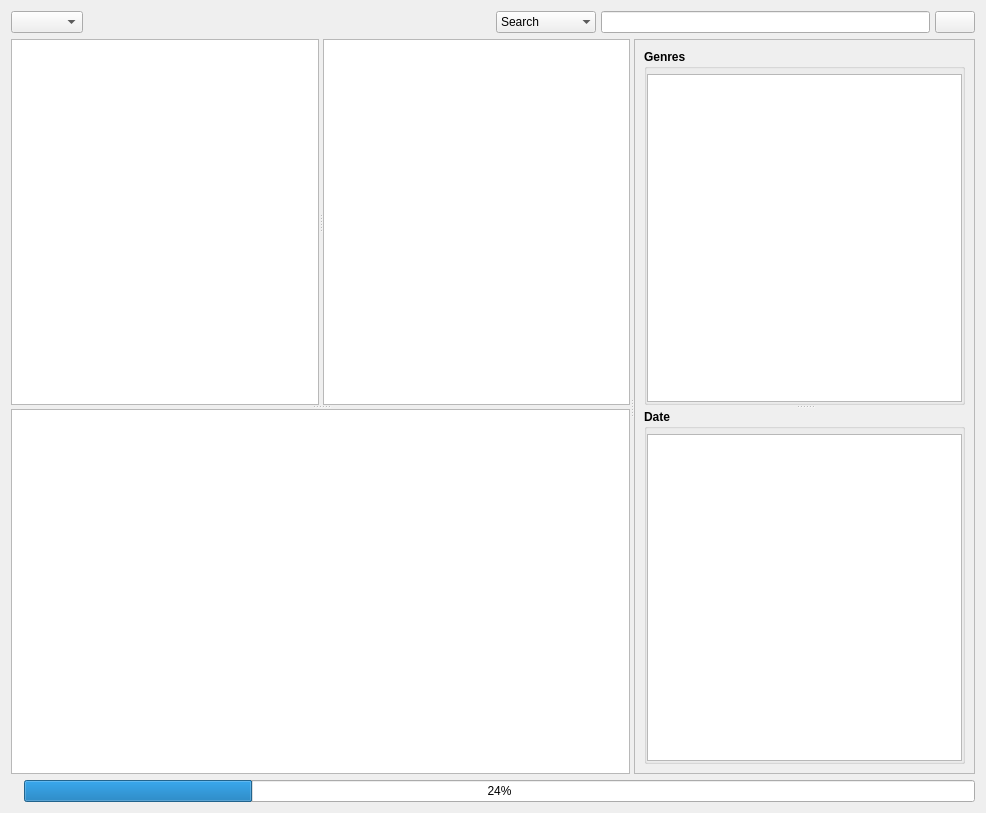
The window that src/GUI/Library/GUI_LocalLibrary.ui (return42/sayonara) describes before a commit, drawn with Qt 5.
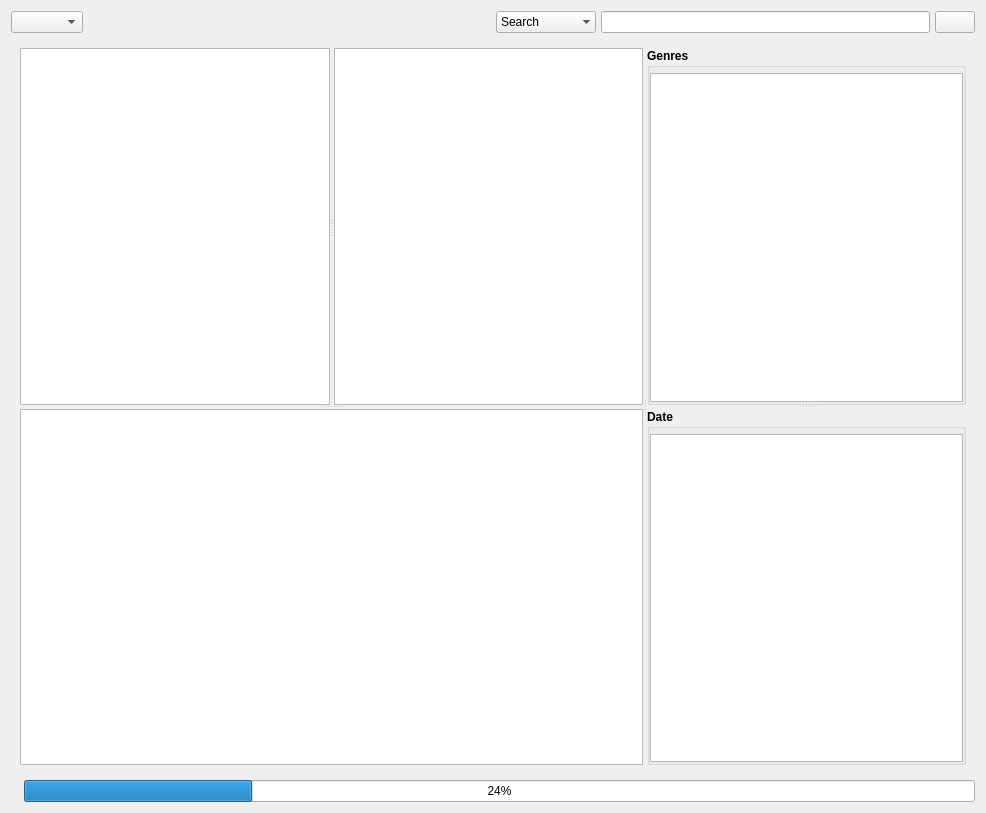
The same window after the commit. Icons and pictures are not drawn. Custom widgets are drawn as their Qt base class.

Patch:
```diff
--- a/src/GUI/Library/GUI_LocalLibrary.ui
+++ b/src/GUI/Library/GUI_LocalLibrary.ui
@@ -159,18 +159,9 @@
       <number>0</number>
      </property>
      <widget class="QWidget" name="page_library">
-      <layout class="QGridLayout" name="gridLayout_3">
-       <property name="margin">
-        <number>0</number>
-       </property>
-       <item row="1" column="0" colspan="2">
+      <layout class="QGridLayout" name="gridLayout_7">
+       <item row="0" column="0">
         <widget class="QSplitter" name="splitter_genre">
-         <property name="sizePolicy">
-          <sizepolicy hsizetype="Expanding" vsizetype="MinimumExpanding">
-           <horstretch>0</horstretch>
-           <verstretch>0</verstretch>
-          </sizepolicy>
-         </property>
          <property name="orientation">
           <enum>Qt::Horizontal</enum>
          </property>
@@ -370,28 +361,13 @@
            </attribute>
           </widget>
          </widget>
-         <widget class="QFrame" name="genre_frame">
-          <property name="sizePolicy">
-           <sizepolicy hsizetype="Preferred" vsizetype="Preferred">
-            <horstretch>0</horstretch>
-            <verstretch>0</verstretch>
-           </sizepolicy>
-          </property>
-          <property name="minimumSize">
-           <size>
-            <width>0</width>
-            <height>100</height>
-           </size>
-          </property>
-          <property name="frameShape">
-           <enum>QFrame::StyledPanel</enum>
-          </property>
-          <property name="frameShadow">
-           <enum>QFrame::Raised</enum>
-          </property>
-          <layout class="QGridLayout" name="gridLayout_7">
+         <widget class="QWidget" name="sidepane_widget" native="true">
+          <layout class="QGridLayout" name="gridLayout_3">
+           <property name="margin">
+            <number>0</number>
+           </property>
            <item row="0" column="0">
-            <widget class="QSplitter" name="splitter">
+            <widget class="QSplitter" name="splitter_date">
              <property name="orientation">
               <enum>Qt::Vertical</enum>
              </property>
```
Left out of the diff: 260 changed lines with no effect on the pictures.
